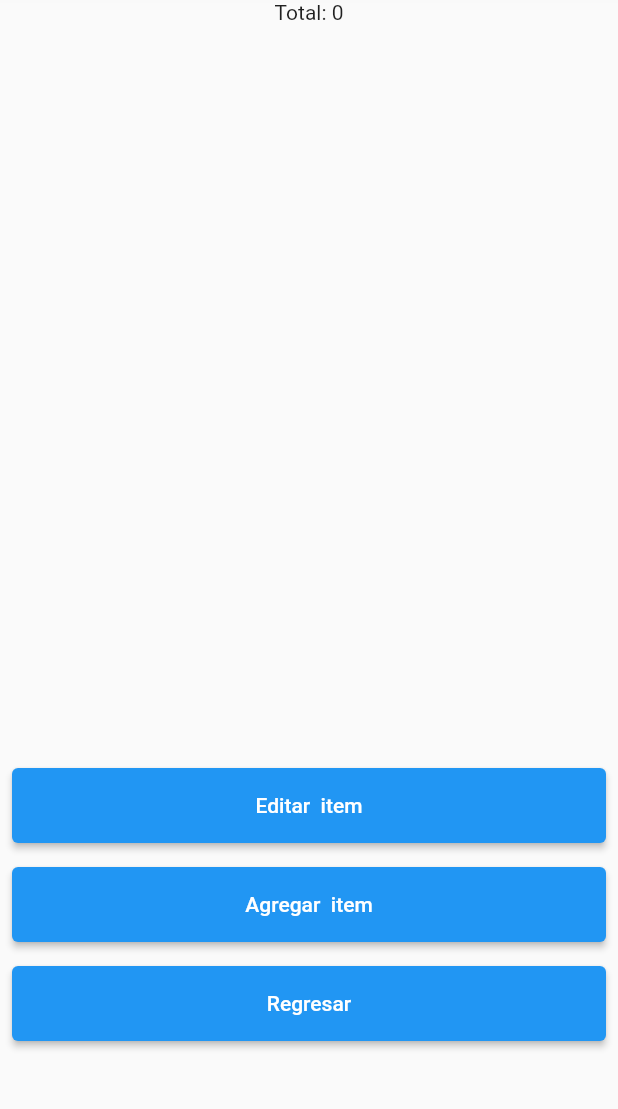
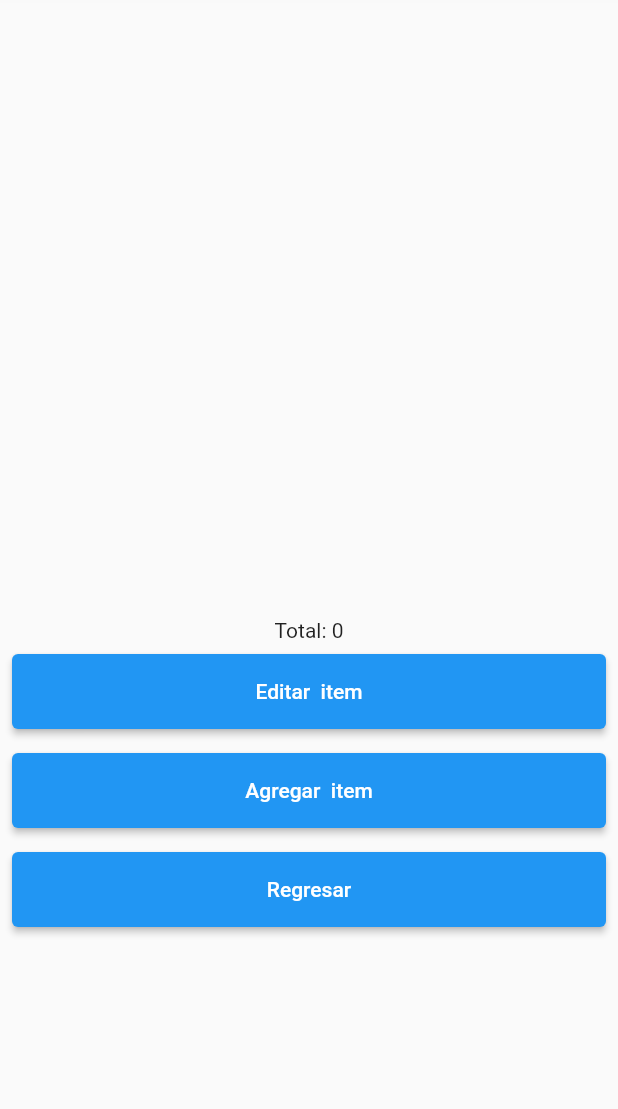
Before and after one commit to DiegoGit35/pedidos, a Flutter app: the screen it shows after launch, after a tap on "Crear pedido", on a phone screen of 412 x 824 dp, the part 108-1217 px from its top. Run offline on Flutter 3.47's test engine with Material 2 defaults, Android fonts, the phone set to English and light mode, and no system bars; our stand-ins replace equatable, flutter_bloc, go_router.

Commit message:
Listo para TP N 1

```diff
--- a/lib/aplicacion/adm_pedidos.dart
+++ b/lib/aplicacion/adm_pedidos.dart
@@ -17,7 +17,7 @@ class EstadoADPInicial extends EstadoDeAdministracionDePedidos {
   final Pedido? pedidoSeleccionado;
 
   @override
-  List<Object?> get props => [NombreDeEstadoDeAdministracionDePedidos, pedidos];
+  List<Object?> get props => [nombre, pedidoSeleccionado, pedidos];
   const EstadoADPInicial(
       {required this.pedidos, required this.pedidoSeleccionado})
       : super(NombreDeEstadoDeAdministracionDePedidos.inicial);
@@ -43,14 +43,12 @@ class EstadoADPFalla extends EstadoDeAdministracionDePedidos {
 
 class AdministracionDePedidos extends Cubit<EstadoDeAdministracionDePedidos> {
   final List<Pedido> _pedidos = [];
-  Pedido? _pedidoSeleccionado;
-  // final List<ItemDePedido> _itemsDePedidoSeleccionado = [];
-  // ItemDePedido? _itemSeleccionado;
+  Pedido? pedidoSeleccionado;
 
   AdministracionDePedidos(super.initialState);
 
-  seleccionarPedido(Pedido? pedidoSeleccionado) {
-    _pedidoSeleccionado = pedidoSeleccionado;
+  seleccionarPedido(Pedido? nuevoPedidoSeleccionado) {
+    pedidoSeleccionado = pedidoSeleccionado;
   }
 
   comenzarCreacionDePedido() {
@@ -60,18 +58,18 @@ class AdministracionDePedidos extends Cubit<EstadoDeAdministracionDePedidos> {
   }
 
   agregarNuevoPedido(Pedido nuevoPedido) {
-    _pedidoSeleccionado = nuevoPedido;
+    pedidoSeleccionado = nuevoPedido;
     repositorioDePedidos.guardarPedido(nuevoPedido);
     emit(EstadoADPEditandoPedido(pedido: nuevoPedido));
   }
 
   comenzarEdicionDePedidoSeleccionado() {
-    if (_pedidoSeleccionado == null) {
+    if (pedidoSeleccionado == null) {
       emit(const EstadoADPFalla(
           mensajeDeError: 'Es necesario que selecciones el pedido a editar'));
       emit(EstadoADPInicial(pedidos: _pedidos, pedidoSeleccionado: null));
     } else {
-      emit(EstadoADPEditandoPedido(pedido: _pedidoSeleccionado!));
+      emit(EstadoADPEditandoPedido(pedido: pedidoSeleccionado!));
     }
   }
 }
--- a/lib/dominio/entidades.dart
+++ b/lib/dominio/entidades.dart
@@ -27,6 +27,14 @@ class ItemDePedido {
   String toString() {
     return "$cantidad - ${comida.nombre} - $totalItem";
   }
+
+  @override
+  bool operator ==(Object other) {
+    return (other is ItemDePedido && comida == other.comida);
+  }
+
+  @override
+  int get hashCode => comida.hashCode;
 }
 
 class Pedido {
--- a/lib/main.dart
+++ b/lib/main.dart
@@ -1,9 +1,8 @@
 import 'package:ej_hexa/aplicacion/adm_pedidos.dart';
 import 'package:ej_hexa/datos/adaptadores_de_repositorios.dart';
 import 'package:ej_hexa/dominio/repositorios.dart';
-import 'package:ej_hexa/presentacion/ui/vistas/vista_pedidos.dart';
+import 'package:ej_hexa/presentacion/routes.dart';
 import 'package:flutter/material.dart';
-import 'package:flutter_bloc/flutter_bloc.dart';
 
 // Definir adaptadores de repositorios
 RepositorioDePedidos repositorioDePedidos =
@@ -30,9 +29,39 @@ class AdministracionDePedidosApp extends StatelessWidget {
 // o un BlocConsumer
   @override
   Widget build(BuildContext context) {
-    return MaterialApp(
-        home: BlocProvider<AdministracionDePedidos>(
-            create: (context) => blocAdministracionDePedidos,
-            child: const VistaPedidos()));
+    return MaterialApp.router(
+        title: 'Frutality',
+        // theme: Theme.of(context).copyWith(
+        //     textTheme: const TextTheme(
+        //       displayMedium: TextStyle(
+        //           fontFamily: 'AmaticSC',
+        //           color: Colors.black,
+        //           fontSize: 28,
+        //           fontStyle: FontStyle.normal,
+        //           fontWeight: FontWeight.bold),
+        //       displayLarge: TextStyle(
+        //           fontFamily: 'AmaticSC',
+        //           color: Colors.black,
+        //           fontSize: 42,
+        //           fontStyle: FontStyle.normal,
+        //           fontWeight: FontWeight.bold),
+        //     ),
+        //     elevatedButtonTheme: const ElevatedButtonThemeData(
+        //         style: ButtonStyle(
+        //             textStyle: MaterialStatePropertyAll(TextStyle(
+        //                 color: Colors.black,
+        //                 fontSize: 36,
+        //                 fontWeight: FontWeight.w700,
+        //                 fontFamily: 'AmaticSC')),
+        //             backgroundColor:
+        //                 MaterialStatePropertyAll(Colors.lightGreen),
+        //             // overlayColor: MaterialStatePropertyAll(Colors.lightGreen),
+        //             // shadowColor: MaterialStatePropertyAll(Colors.transparent),
+        //             foregroundColor: MaterialStatePropertyAll(Colors.blue)))
+
+        //     // primarySwatch: Colors.amber,
+        //     // primarySwatch: Colors.transparent.withOpacity(opacity),
+        //     ),
+        routerConfig: pedidosRouter);
   }
 }
--- /dev/null
+++ b/lib/presentacion/routes.dart
@@ -0,0 +1,35 @@
+import 'package:ej_hexa/aplicacion/adm_pedidos.dart';
+import 'package:ej_hexa/dominio/entidades.dart';
+import 'package:ej_hexa/main.dart';
+import 'package:ej_hexa/presentacion/ui/blocs/bloc_edicion_de_pedido.dart';
+import 'package:ej_hexa/presentacion/ui/vistas/vista_de_edicion_de_pedido.dart';
+import 'package:ej_hexa/presentacion/ui/vistas/vista_pedidos.dart';
+import 'package:flutter_bloc/flutter_bloc.dart';
+import 'package:go_router/go_router.dart';
+
+enum NombreDeVista {
+  vistaDePedidos,
+  edicionDePedidos,
+}
+
+GoRouter pedidosRouter =
+    GoRouter(debugLogDiagnostics: true, initialLocation: '/', routes: [
+  GoRoute(
+      name: NombreDeVista.vistaDePedidos.name,
+      path: '/',
+      builder: (context, state) {
+        return BlocProvider<AdministracionDePedidos>.value(
+            value: blocAdministracionDePedidos, child: const VistaPedidos());
+      },
+      routes: [
+        GoRoute(
+            name: NombreDeVista.edicionDePedidos.name,
+            path: 'initial',
+            builder: (context, state) {
+              return BlocProvider<BlocEdicionDePedido>(
+                  create: (context) =>
+                      BlocEdicionDePedido(pedido: state.extra as Pedido),
+                  child: const VistaDeEdicionDePedido());
+            })
+      ])
+]);
--- a/lib/presentacion/ui/blocs/bloc_edicion_de_pedido.dart
+++ b/lib/presentacion/ui/blocs/bloc_edicion_de_pedido.dart
@@ -3,7 +3,7 @@ import 'package:flutter_bloc/flutter_bloc.dart';
 import 'package:equatable/equatable.dart';
 
 enum NombreDeEstadoDeEdicionDePedido {
-  inicial,
+  mostrandoPedido,
   falla,
   editandoItemDePedido,
   creandoItemdePedido
@@ -16,71 +16,84 @@ abstract class EstadoDeEdicionDePedido extends Equatable {
   const EstadoDeEdicionDePedido(this.nombre);
 }
 
-class EstadoEDPConPedidos extends EstadoDeEdicionDePedido {
-  final List<ItemDePedido> itemsDePedido;
-  final ItemDePedido? itemDePedidoSeleccionado;
-  @override
-  List<Object?> get props => [nombre, itemsDePedido, itemDePedidoSeleccionado];
-  const EstadoEDPConPedidos(
-    NombreDeEstadoDeEdicionDePedido nombre, {
-    required this.itemsDePedido,
-    required this.itemDePedidoSeleccionado,
-  }) : super(nombre);
-}
-
-class EstadoEDPFalla extends EstadoDeEdicionDePedido {
+class EEPMostrandoFalla extends EstadoDeEdicionDePedido {
   final String mensajeDeError;
-  const EstadoEDPFalla({required this.mensajeDeError})
+  const EEPMostrandoFalla({required this.mensajeDeError})
       : super(NombreDeEstadoDeEdicionDePedido.falla);
 
   @override
   List<Object?> get props => [nombre, mensajeDeError];
 }
 
-class EdicionDePedido extends Cubit<EstadoDeEdicionDePedido> {
-  final List<ItemDePedido> _itemsDePedido = [];
-  ItemDePedido? _itemDePedidoSeleccionado;
-  EdicionDePedido(super.initialState);
+class EEPCreandoOEditandoPedido extends EstadoDeEdicionDePedido {
+  final List<ItemDePedido> itemsDePedido;
+  final ItemDePedido? itemDePedidoSeleccionado;
 
-  seleccionarItemDePedido(ItemDePedido itemDePedidoSeleccionado) {
-    _itemDePedidoSeleccionado = itemDePedidoSeleccionado;
+  const EEPCreandoOEditandoPedido(
+      {required NombreDeEstadoDeEdicionDePedido estado,
+      required this.itemsDePedido,
+      this.itemDePedidoSeleccionado})
+      : super(estado);
+  @override
+  List<Object?> get props => [nombre, itemsDePedido, itemDePedidoSeleccionado];
+}
+
+class BlocEdicionDePedido extends Cubit<EstadoDeEdicionDePedido> {
+  Pedido pedido;
+  ItemDePedido? itemDePedidoSeleccionado;
+
+  BlocEdicionDePedido({required this.pedido})
+      : super(EEPCreandoOEditandoPedido(
+            estado: NombreDeEstadoDeEdicionDePedido.mostrandoPedido,
+            itemsDePedido: pedido.items));
+
+  seleccionarItemDePedido(ItemDePedido nuevoItemDePedidoSeleccionado) {
+    itemDePedidoSeleccionado = nuevoItemDePedidoSeleccionado;
+
+    EEPCreandoOEditandoPedido(
+        itemDePedidoSeleccionado: itemDePedidoSeleccionado,
+        estado: NombreDeEstadoDeEdicionDePedido.mostrandoPedido,
+        itemsDePedido: pedido.items);
   }
 
   comenzandoACrearItemDePedido() {
-    emit(EstadoEDPConPedidos(
-        NombreDeEstadoDeEdicionDePedido.creandoItemdePedido,
-        itemsDePedido: _itemsDePedido,
-        itemDePedidoSeleccionado: _itemDePedidoSeleccionado));
+    emit(EEPCreandoOEditandoPedido(
+        estado: NombreDeEstadoDeEdicionDePedido.creandoItemdePedido,
+        itemsDePedido: pedido.items,
+        itemDePedidoSeleccionado: itemDePedidoSeleccionado));
   }
 
   agregarItemDePedido(ItemDePedido nuevoItemDePedido) {
-    _itemsDePedido.add(nuevoItemDePedido);
-    emit(EstadoEDPConPedidos(NombreDeEstadoDeEdicionDePedido.inicial,
-        itemsDePedido: _itemsDePedido,
+    pedido.items.add(nuevoItemDePedido);
+    emit(EEPCreandoOEditandoPedido(
+        estado: NombreDeEstadoDeEdicionDePedido.mostrandoPedido,
+        itemsDePedido: pedido.items,
         itemDePedidoSeleccionado: nuevoItemDePedido));
   }
 
   actualizarItemDePedido(ItemDePedido itemDePedidoActualizado) {
-    _itemDePedidoSeleccionado!.cantidad = itemDePedidoActualizado.cantidad;
-    _itemDePedidoSeleccionado!.comida = itemDePedidoActualizado.comida;
+    itemDePedidoSeleccionado!.cantidad = itemDePedidoActualizado.cantidad;
+    itemDePedidoSeleccionado!.comida = itemDePedidoActualizado.comida;
 
-    emit(EstadoEDPConPedidos(NombreDeEstadoDeEdicionDePedido.inicial,
-        itemDePedidoSeleccionado: _itemDePedidoSeleccionado,
-        itemsDePedido: _itemsDePedido));
+    emit(EEPCreandoOEditandoPedido(
+        estado: NombreDeEstadoDeEdicionDePedido.mostrandoPedido,
+        itemDePedidoSeleccionado: itemDePedidoSeleccionado,
+        itemsDePedido: pedido.items));
   }
 
   comenzarEditarItemDePedidoSeleccionado() {
-    if (_itemDePedidoSeleccionado == null) {
-      emit(const EstadoEDPFalla(
+    if (itemDePedidoSeleccionado == null) {
+      emit(const EEPMostrandoFalla(
           mensajeDeError: 'Es necesario que selecciones el pedido a editar'));
-      emit(EstadoEDPConPedidos(NombreDeEstadoDeEdicionDePedido.inicial,
-          itemsDePedido: _itemsDePedido,
-          itemDePedidoSeleccionado: _itemDePedidoSeleccionado));
+      emit(EEPCreandoOEditandoPedido(
+          estado: NombreDeEstadoDeEdicionDePedido.mostrandoPedido,
+          itemsDePedido: pedido.items,
+          itemDePedidoSeleccionado: itemDePedidoSeleccionado));
     } else {
-      emit(EstadoEDPConPedidos(
-          NombreDeEstadoDeEdicionDePedido.editandoItemDePedido,
-          itemDePedidoSeleccionado: _itemDePedidoSeleccionado,
-          itemsDePedido: _itemsDePedido));
+      emit(EEPCreandoOEditandoPedido(
+          estado: NombreDeEstadoDeEdicionDePedido.editandoItemDePedido,
+          itemDePedidoSeleccionado: itemDePedidoSeleccionado,
+          itemsDePedido: pedido.items));
     }
   }
 }
--- a/lib/presentacion/ui/vistas/vista_de_edicion_de_pedido.dart
+++ b/lib/presentacion/ui/vistas/vista_de_edicion_de_pedido.dart
@@ -1,4 +1,5 @@
 import 'package:ej_hexa/dominio/entidades.dart';
+import 'package:ej_hexa/main.dart';
 import 'package:ej_hexa/presentacion/ui/blocs/bloc_edicion_de_pedido.dart';
 import 'package:ej_hexa/presentacion/ui/vistas/dialogo_item_de_pedido.dart';
 import 'package:flutter/material.dart';
@@ -13,49 +14,77 @@ class VistaDeEdicionDePedido extends StatefulWidget {
 
 class _VistaDeEdicionDePedidoState extends State<VistaDeEdicionDePedido> {
   final int _total = 0;
-  late EdicionDePedido blocEdicionDePedido;
+  late BlocEdicionDePedido blocEdicionDePedido;
+  int indiceDeItemDePedidoSeleccionado = 0;
   @override
   Widget build(BuildContext context) {
-    blocEdicionDePedido = BlocProvider.of<EdicionDePedido>(context);
-    Future<ItemDePedido?> mostrarDialogoDeItemDePedido() async {
+    blocEdicionDePedido = BlocProvider.of<BlocEdicionDePedido>(context);
+    Future<ItemDePedido?> mostrarDialogoDeItemDePedido(
+        ItemDePedido itemDePedido) async {
       return await showDialog<ItemDePedido?>(
           context: context,
           builder: (BuildContext context) {
-            return const DialogoItemDePedido();
+            return DialogoItemDePedido(
+              itemDePedidoAEditar: itemDePedido,
+            );
           });
     }
 
     Future<void> crearItemDePedido() async {
-      ItemDePedido? itemDePedidoONada = await mostrarDialogoDeItemDePedido();
+      ItemDePedido? itemDePedidoONada = await mostrarDialogoDeItemDePedido(
+          ItemDePedido(
+              cantidad: 1,
+              comida: repositorioDePedidos.obtenerTodasLasComidas()[0]));
       if (itemDePedidoONada != null) {
         blocEdicionDePedido.agregarItemDePedido(itemDePedidoONada);
       }
     }
 
-    Future<ItemDePedido?> editarItemDePedido() async {
-      return await showDialog<ItemDePedido?>(
+    Future<void> editarItemDePedido(
+        ItemDePedido itemDepedidoSeleccionado) async {
+      ItemDePedido? itemDePedidoONada = await showDialog<ItemDePedido?>(
           context: context,
           builder: (BuildContext context) {
-            return const DialogoItemDePedido();
+            return DialogoItemDePedido(
+                itemDePedidoAEditar: itemDepedidoSeleccionado);
           });
+      if (itemDePedidoONada != null) {
+        blocEdicionDePedido.actualizarItemDePedido(itemDePedidoONada);
+      }
     }
 
     return Scaffold(
       appBar: AppBar(title: const Text('Edición de pedido')),
-      body: BlocConsumer<EdicionDePedido, EstadoDeEdicionDePedido>(
+      body: BlocConsumer<BlocEdicionDePedido, EstadoDeEdicionDePedido>(
           builder: ((context, state) {
-        state as EstadoEDPConPedidos;
+        state as EEPCreandoOEditandoPedido;
         return Column(
           children: [
             const Text("Comidas: "),
-            ListView(
-                shrinkWrap: true,
-                children: state.itemsDePedido
-                    .map((unItem) => SizedBox(
-                        height: 50, width: 200, child: Text(unItem.toString())))
-                    .toList()),
+            SizedBox(
+              height: MediaQuery.of(context).size.height * 0.5,
+              width: MediaQuery.of(context).size.width * 0.8,
+              child: ListView.builder(
+                itemBuilder: (BuildContext context, int index) {
+                  return ListTile(
+                    selected: state.itemsDePedido[index] ==
+                        context
+                            .watch<BlocEdicionDePedido>()
+                            .itemDePedidoSeleccionado,
+                    title: Text(state.itemsDePedido[index].toString()),
+                    onTap: () {
+                      setState(() {
+                        BlocProvider.of<BlocEdicionDePedido>(context)
+                            .seleccionarItemDePedido(
+                                state.itemsDePedido[index]);
+                      });
+                    },
+                  );
+                },
+                itemCount: state.itemsDePedido.length,
+              ),
+            ),
             Text('Total: $_total'),
-            const Spacer(),
             Padding(
               padding: const EdgeInsets.all(8.0),
               child: ElevatedButton(
@@ -92,9 +121,11 @@ class _VistaDeEdicionDePedidoState extends State<VistaDeEdicionDePedido> {
       }), listener: (context, state) {
         switch (state.nombre) {
           case NombreDeEstadoDeEdicionDePedido.editandoItemDePedido:
-            editarItemDePedido();
+            state as EEPCreandoOEditandoPedido;
+            editarItemDePedido(state.itemDePedidoSeleccionado!);
             break;
           case NombreDeEstadoDeEdicionDePedido.creandoItemdePedido:
+            state as EEPCreandoOEditandoPedido;
             crearItemDePedido();
             break;
           default:
--- a/lib/presentacion/ui/vistas/vista_pedidos.dart
+++ b/lib/presentacion/ui/vistas/vista_pedidos.dart
@@ -1,7 +1,6 @@
 import 'package:ej_hexa/aplicacion/adm_pedidos.dart';
 import 'package:ej_hexa/main.dart';
-import 'package:ej_hexa/presentacion/ui/blocs/bloc_edicion_de_pedido.dart';
-import 'package:ej_hexa/presentacion/ui/vistas/vista_de_edicion_de_pedido.dart';
+import 'package:ej_hexa/presentacion/routes.dart';
 import 'package:flutter/material.dart';
 import 'package:flutter_bloc/flutter_bloc.dart';
 
@@ -35,10 +34,8 @@ class VistaPedidos extends StatelessWidget {
                                 NombreDeEstadoDeAdministracionDePedidos.inicial
                             ? (state as EstadoADPInicial)
                                 .pedidos
-                                .map((unPedido) => SizedBox(
-                                    height: 50,
-                                    width: 200,
-                                    child: Text(unPedido.toString())))
+                                .map((unPedido) =>
+                                    ListTile(title: Text(unPedido.toString())))
                                 .toList()
                             : []),
                     const Spacer(),
@@ -78,17 +75,9 @@ class VistaPedidos extends StatelessWidget {
             listener: (context, state) {
               if (state.nombre ==
                   NombreDeEstadoDeAdministracionDePedidos.editandoPedido) {
-                Navigator.push(
-                    context,
-                    MaterialPageRoute(
-                        builder: (builderContext) =>
-                            BlocProvider<EdicionDePedido>(
-                                create: (context) => EdicionDePedido(
-                                    const EstadoEDPConPedidos(
-                                        NombreDeEstadoDeEdicionDePedido.inicial,
-                                        itemsDePedido: [],
-                                        itemDePedidoSeleccionado: null)),
-                                child: const VistaDeEdicionDePedido())));
+                state as EstadoADPEditandoPedido;
+                pedidosRouter.pushNamed(NombreDeVista.edicionDePedidos.name,
+                    extra: state.pedido);
               } else if (state.nombre ==
                   NombreDeEstadoDeAdministracionDePedidos.falla) {
                 ScaffoldMessenger.of(context).showSnackBar(SnackBar(
--- a/pubspec.yaml
+++ b/pubspec.yaml
@@ -38,6 +38,7 @@ dependencies:
   bloc: ^8.1.0
   flutter_bloc: ^8.1.1
   equatable: ^2.0.5
+  go_router: ^7.1.1
 dev_dependencies:
   flutter_test:
     sdk: flutter
```
Also changed, not shown: lib/presentacion/terminal/terminal.dart (deleted, +0 -9 lines), lib/presentacion/ui/vistas/dialogo_item_de_pedido.dart (+16 -29 lines), pubspec.lock.
